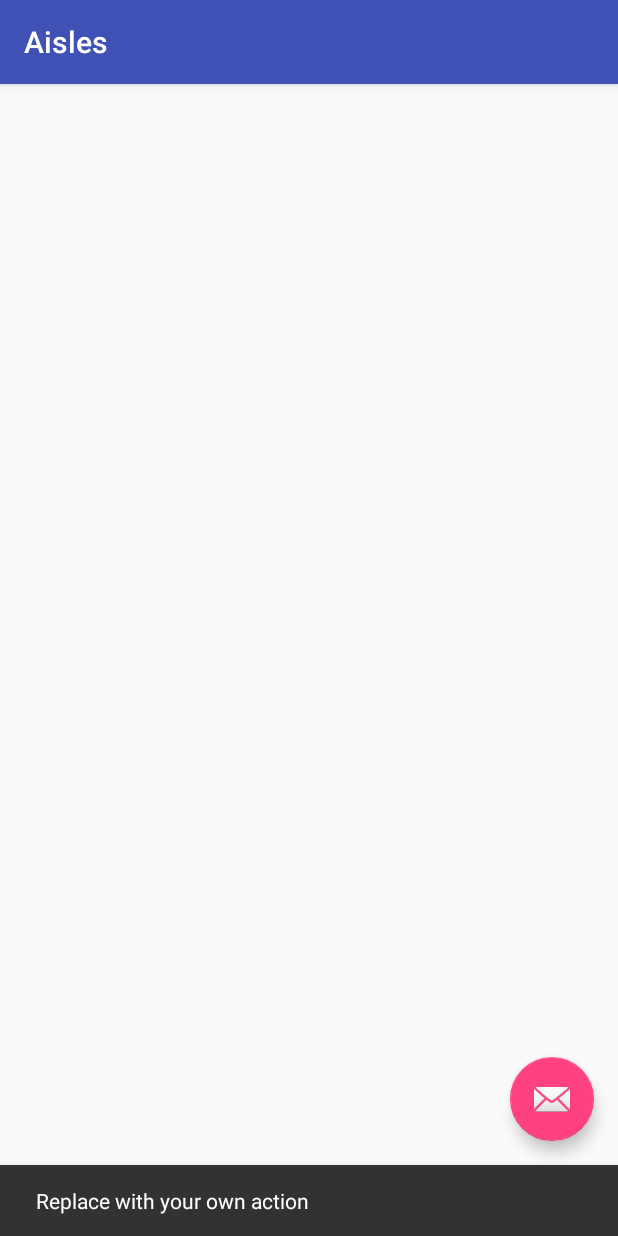
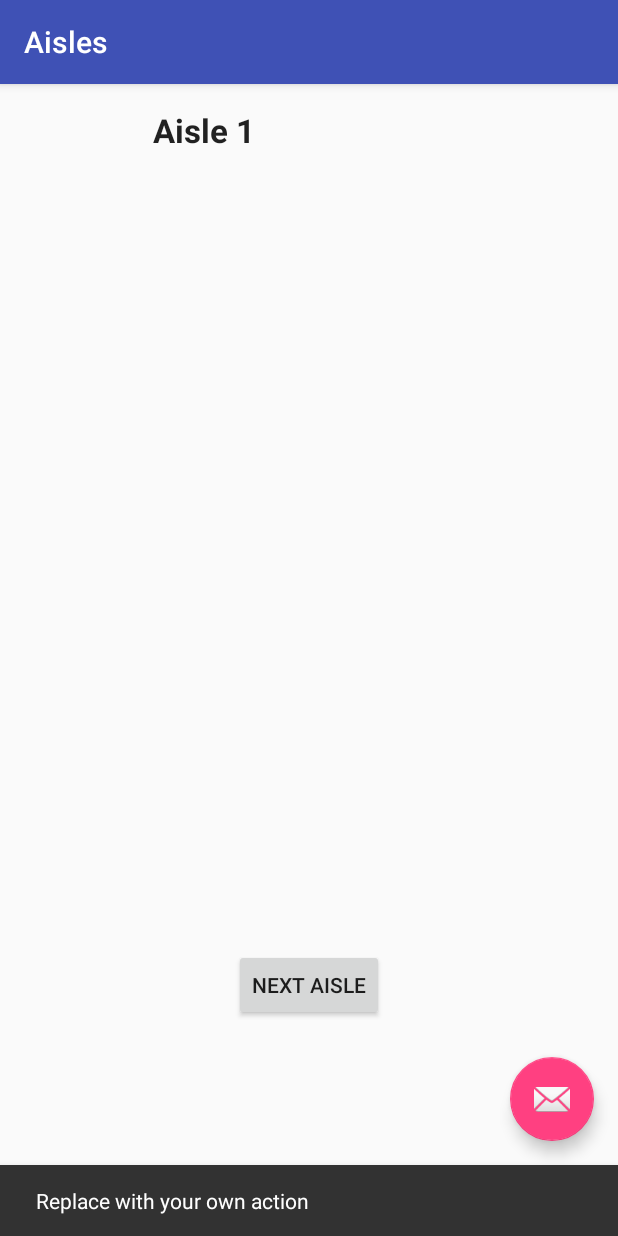
Before and after one commit to BeelineShopping/BeelineAppAndroid, an Android app: the Aisles screen opened directly, with no data from a screen before it, after a tap on an icon or button, on a phone screen of 412 x 824 dp. Run offline under Robolectric (Android 15) with nearby library versions, the phone set to English and light mode, and no system bars; network calls fail.

Commit message:
Started creating Aisles screen

```diff
--- a/app/src/main/res/layout/content_aisles.xml
+++ b/app/src/main/res/layout/content_aisles.xml
@@ -12,4 +12,41 @@
     tools:context="com.beelineshopping.beelineandroidapp.Aisles"
     tools:showIn="@layout/activity_aisles">
 
+    <TextView
+        android:layout_width="wrap_content"
+        android:layout_height="wrap_content"
+        android:textAppearance="?android:attr/textAppearanceLarge"
+        android:text="Aisle 1"
+        android:id="@+id/textView"
+        android:layout_alignParentTop="true"
+        android:layout_alignParentLeft="true"
+        android:layout_alignParentStart="true"
+        android:layout_alignRight="@+id/button"
+        android:layout_alignEnd="@+id/button"
+        android:textStyle="bold"
+        android:textAlignment="center" />
+
+    <LinearLayout
+        android:orientation="vertical"
+        android:layout_width="match_parent"
+        android:layout_height="match_parent"
+        android:layout_below="@+id/textView"
+        android:layout_alignParentLeft="true"
+        android:layout_alignParentStart="true"
+        android:layout_alignRight="@+id/button"
+        android:layout_alignEnd="@+id/button"
+        android:layout_above="@+id/button"></LinearLayout>
+
+    <Button
+        android:layout_width="wrap_content"
+        android:layout_height="wrap_content"
+        android:text="Next Aisle"
+        android:id="@+id/button"
+        android:layout_alignParentBottom="true"
+        android:layout_centerHorizontal="true"
+        android:layout_marginBottom="127dp" />
+
+
+
+
 </RelativeLayout>
```
